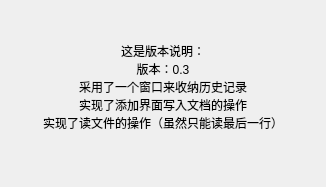
First picture: the form in about.ui, repository XiangSirui/test, before the edit.
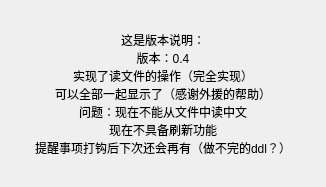
Second picture: the form after the edit.

```diff
--- a/about.ui
+++ b/about.ui
@@ -18,11 +18,12 @@
     <widget class="QLabel" name="label">
      <property name="text">
       <string>这是版本说明：
-版本：0.3 
-采用了一个窗口来收纳历史记录
-实现了添加界面写入文档的操作
-实现了读文件的操作（虽然只能读最后一行）
-</string>
+版本：0.4 
+实现了读文件的操作（完全实现）
+可以全部一起显示了（感谢外援的帮助）
+问题：现在不能从文件中读中文
+现在不具备刷新功能
+提醒事项打钩后下次还会再有（做不完的ddl？）</string>
      </property>
      <property name="alignment">
       <set>Qt::AlignCenter</set>
```
